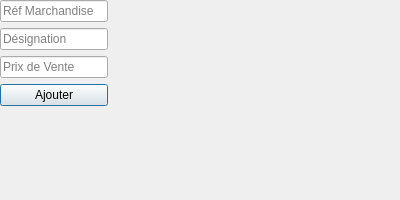
Before: the Qt Designer form form/FormMarchandise.ui in Alt68719/projet_achats, drawn with Qt 5.
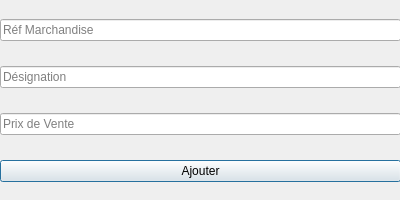
After: the same form once the commit is applied.

```diff
--- a/form/FormMarchandise.ui
+++ b/form/FormMarchandise.ui
@@ -14,6 +14,14 @@
    <string>Ajouter Marchandise</string>
   </property>
   <widget class="QWidget" name="verticalLayoutWidget">
+   <property name="geometry">
+    <rect>
+     <x>0</x>
+     <y>0</y>
+     <width>401</width>
+     <height>201</height>
+    </rect>
+   </property>
    <layout class="QVBoxLayout" name="verticalLayout">
     <item>
      <widget class="QLineEdit" name="lineEditRef">
```
